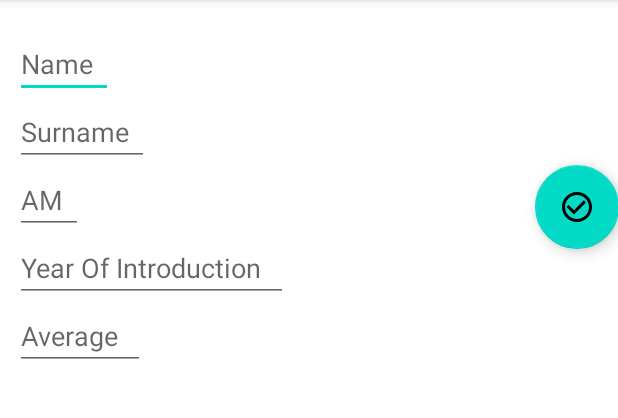
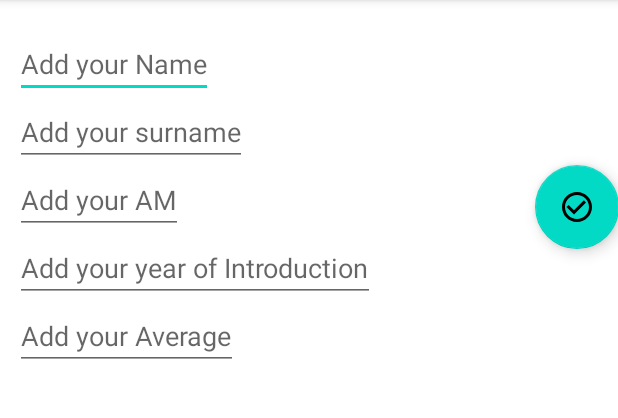
Before and after one commit to Christina-Kontogiorgi/Students, an Android app: the screen it shows after launch (MainActivity), on a phone screen of 412 x 824 dp, the part 84-502 px from its top. Run offline under Robolectric (Android 15) with nearby library versions, the phone set to English and light mode, and no system bars.

Commit message:
updates on strings.xml

```diff
--- a/app/src/main/res/layout/activity_main.xml
+++ b/app/src/main/res/layout/activity_main.xml
@@ -23,35 +23,35 @@
             android:id="@+id/name"
             android:layout_width="wrap_content"
             android:layout_height="wrap_content"
-            android:hint="Name  "
+            android:hint="@string/name"
             app:layout_constraintTop_toTopOf="parent"
             app:layout_constraintStart_toStartOf="parent" />
         <EditText
             android:id="@+id/surname"
             android:layout_width="wrap_content"
             android:layout_height="wrap_content"
-            android:hint="Surname  "
+            android:hint="@string/surname"
             app:layout_constraintTop_toBottomOf="@id/name"
             app:layout_constraintStart_toStartOf="parent"/>
         <EditText
             android:id="@+id/am"
             android:layout_width="wrap_content"
             android:layout_height="wrap_content"
-            android:hint="AM  "
+            android:hint="@string/am"
             app:layout_constraintTop_toBottomOf="@id/surname"
             app:layout_constraintStart_toStartOf="parent"/>
         <EditText
             android:id="@+id/yearOfIntro"
             android:layout_width="wrap_content"
             android:layout_height="wrap_content"
-            android:hint="Year Of Introduction   "
+            android:hint="@string/year"
             app:layout_constraintTop_toBottomOf="@id/am"
             app:layout_constraintStart_toStartOf="parent"/>
         <EditText
             android:id="@+id/average"
             android:layout_width="wrap_content"
             android:layout_height="wrap_content"
-            android:hint="Average   "
+            android:hint="@string/average"
             app:layout_constraintTop_toBottomOf="@id/yearOfIntro"
             app:layout_constraintStart_toStartOf="parent"/>
     </androidx.constraintlayout.widget.ConstraintLayout>
--- a/app/src/main/res/values/strings.xml
+++ b/app/src/main/res/values/strings.xml
@@ -1,3 +1,8 @@
 <resources>
     <string name="app_name">Students</string>
+    <string name="name">Add your Name</string>
+    <string name="surname">Add your surname</string>
+    <string name="am">Add your AM</string>
+    <string name="year">Add your year of Introduction</string>
+    <string name="average">Add your Average</string>
 </resources>
```
